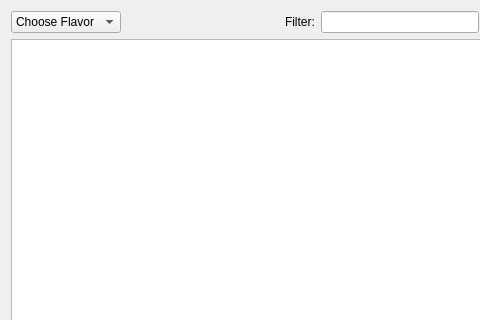
This is form/dqmfiledownloader.ui in CMSTrackerDPG/QTBrowser as Qt 5 draws it before an edit; both pictures show x 0 to 480 and y 0 to 320 of the 576 by 709 pixel window. The edited form follows.
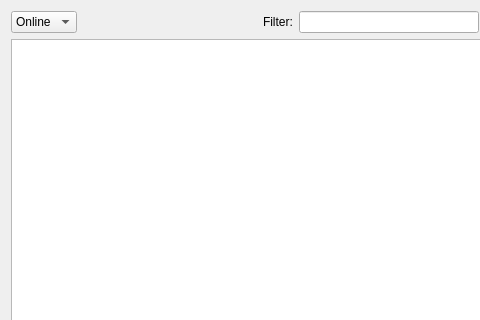
This is the edited form.

The edit to the form file:
```diff
--- a/form/dqmfiledownloader.ui
+++ b/form/dqmfiledownloader.ui
@@ -18,11 +18,6 @@
     <layout class="QHBoxLayout" name="horizontalLayout">
      <item>
       <widget class="QComboBox" name="comboBox">
-       <item>
-        <property name="text">
-         <string>Choose Flavor</string>
-        </property>
-       </item>
        <item>
         <property name="text">
          <string>Online</string>
```
